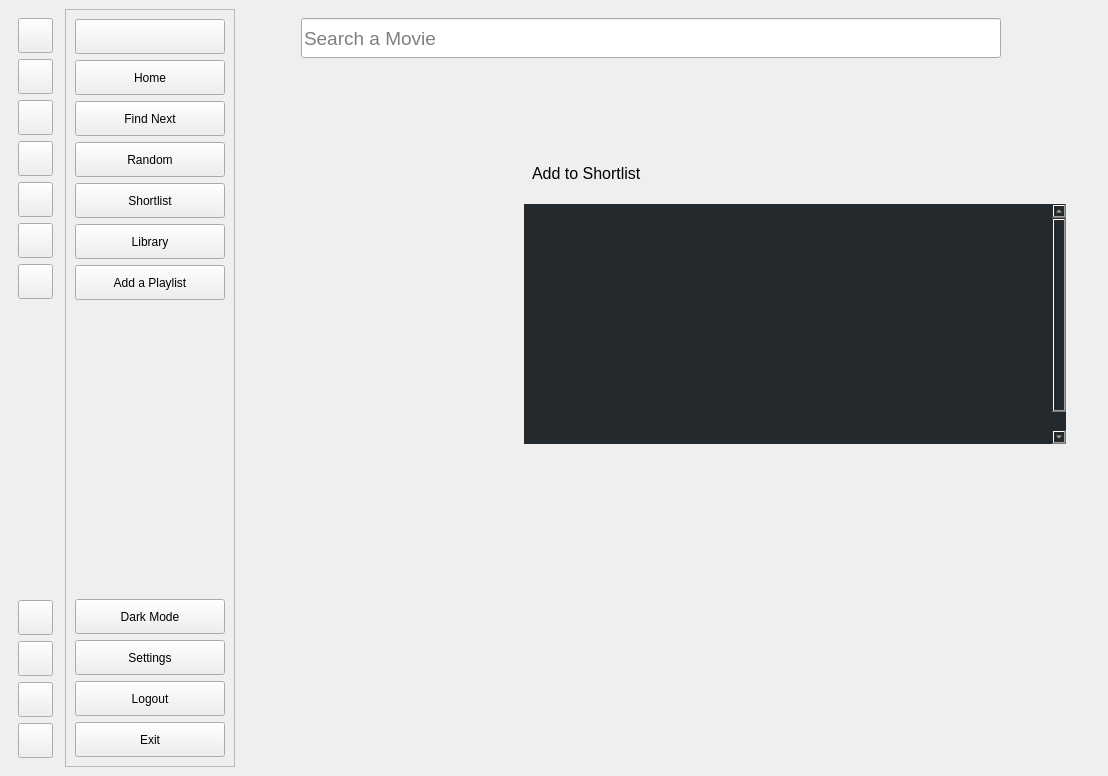
Qt form UI/ui_main.ui (lakshya076/Cinematch) before a commit.
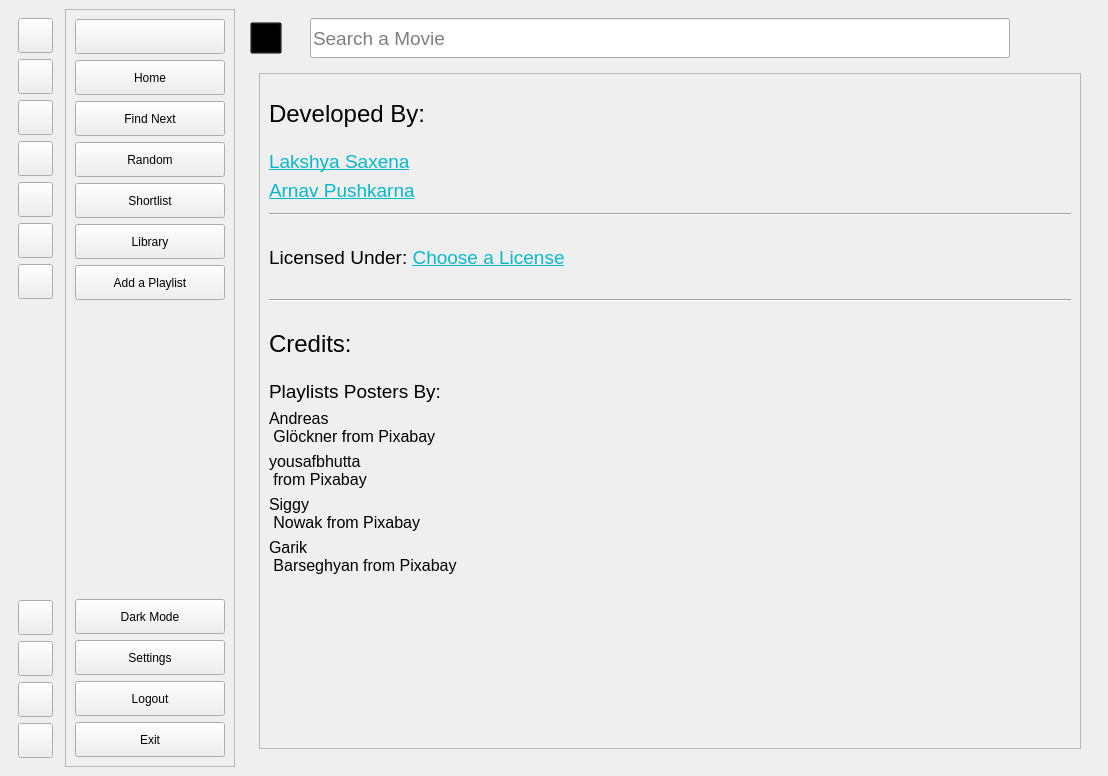
The same form after that commit. Icons and pictures are not drawn. Custom widgets are drawn as their Qt base class.

Commit message: adding credits/license

The edit to the form file:
```diff
--- a/UI/ui_main.ui
+++ b/UI/ui_main.ui
@@ -1037,6 +1037,40 @@
       <item>
        <layout class="QHBoxLayout" name="horizontalLayout">
         <item>
+            <widget class="QPushButton" name="credit_license">
+                <property name="minimumSize">
+                    <size>
+                        <width>32</width>
+                        <height>32</height>
+                    </size>
+                </property>
+                <property name="maximumSize">
+                    <size>
+                        <width>32</width>
+                        <height>32</height>
+                    </size>
+                </property>
+                <property name="cursor">
+                    <cursorShape>PointingHandCursor</cursorShape>
+                </property>
+                <property name="toolTip">
+                    <string>See Credits and License</string>
+                </property>
+                <property name="styleSheet">
+                    <string notr="true">background-color:rgba(0,0,0,0);</string>
+                </property>
+                <property name="text">
+                    <string/>
+                </property>
+                <property name="iconSize">
+                    <size>
+                        <width>24</width>
+                        <height>24</height>
+                    </size>
+                </property>
+            </widget>
+        </item>
+           <item>
          <spacer name="horizontalSpacer">
           <property name="orientation">
            <enum>Qt::Horizontal</enum>
@@ -1126,6 +1160,22 @@
           </property>
          </spacer>
         </item>
+           <item>
+               <spacer name="horizontalSpacer_9">
+                   <property name="orientation">
+                       <enum>Qt::Horizontal</enum>
+                   </property>
+                   <property name="sizeType">
+                       <enum>QSizePolicy::Fixed</enum>
+                   </property>
+                   <property name="sizeHint" stdset="0">
+                       <size>
+                           <width>20</width>
+                           <height>20</height>
+                       </size>
+                   </property>
+               </spacer>
+           </item>
        </layout>
       </item>
       <item>
@@ -1134,7 +1184,7 @@
          <string notr="true"/>
         </property>
         <property name="currentIndex">
-            <number>7</number>
+            <number>9</number>
         </property>
         <widget class="QWidget" name="home_page">
          <property name="styleSheet">
@@ -2761,6 +2811,323 @@
           </item>
          </layout>
         </widget>
+           <widget class="QWidget" name="credit_license_page">
+               <layout class="QVBoxLayout" name="verticalLayout_19">
+                   <item>
+                       <widget class="QScrollArea" name="credit_license_sa">
+                           <property name="widgetResizable">
+                               <bool>true</bool>
+                           </property>
+                           <widget class="QWidget" name="credit_license_sa_widgets">
+                               <property name="geometry">
+                                   <rect>
+                                       <x>0</x>
+                                       <y>0</y>
+                                       <width>820</width>
+                                       <height>651</height>
+                                   </rect>
+                               </property>
+                               <layout class="QVBoxLayout" name="verticalLayout_20">
+                                   <item>
+                                       <widget class="QLabel" name="label_4">
+                                           <property name="minimumSize">
+                                               <size>
+                                                   <width>0</width>
+                                                   <height>61</height>
+                                               </size>
+                                           </property>
+                                           <property name="maximumSize">
+                                               <size>
+                                                   <width>16777215</width>
+                                                   <height>61</height>
+                                               </size>
+                                           </property>
+                                           <property name="styleSheet">
+                                               <string notr="true">font:18pt;</string>
+                                           </property>
+                                           <property name="text">
+                                               <string>Developed By:</string>
+                                           </property>
+                                       </widget>
+                                   </item>
+                                   <item>
+                                       <widget class="QLabel" name="label_5">
+                                           <property name="minimumSize">
+                                               <size>
+                                                   <width>0</width>
+                                                   <height>0</height>
+                                               </size>
+                                           </property>
+                                           <property name="styleSheet">
+                                               <string notr="true">font:14pt;</string>
+                                           </property>
+                                           <property name="text">
+                                               <string>&lt;html&gt;&lt;head/&gt;&lt;body&gt;&lt;p&gt;&lt;a href=&quot;https://github.com/lakshya076&quot;&gt;&lt;span
+                                                   style=&quot; text-decoration: underline; color:#05b8cc;&quot;&gt;Lakshya
+                                                   Saxena&lt;/span&gt;&lt;/a&gt;&lt;/p&gt;&lt;/body&gt;&lt;/html&gt;
+                                               </string>
+                                           </property>
+                                           <property name="textFormat">
+                                               <enum>Qt::MarkdownText</enum>
+                                           </property>
+                                           <property name="openExternalLinks">
+                                               <bool>true</bool>
+                                           </property>
+                                       </widget>
+                                   </item>
+                                   <item>
+                                       <widget class="QLabel" name="label_6">
+                                           <property name="minimumSize">
+                                               <size>
+                                                   <width>0</width>
+                                                   <height>0</height>
+                                               </size>
+                                           </property>
+                                           <property name="styleSheet">
+                                               <string notr="true">font: 14pt;</string>
+                                           </property>
+                                           <property name="text">
+                                               <string>&lt;html&gt;&lt;head/&gt;&lt;body&gt;&lt;p&gt;&lt;a href=&quot;https://github.com/arnaav11&quot;&gt;&lt;span
+                                                   style=&quot; text-decoration: underline; color:#05b8cc;&quot;&gt;Arnav
+                                                   Pushkarna&lt;/span&gt;&lt;/a&gt;&lt;/p&gt;&lt;/body&gt;&lt;/html&gt;
+                                               </string>
+                                           </property>
+                                           <property name="textFormat">
+                                               <enum>Qt::MarkdownText</enum>
+                                           </property>
+                                           <property name="openExternalLinks">
+                                               <bool>true</bool>
+                                           </property>
+                                       </widget>
+                                   </item>
+                                   <item>
+                                       <spacer name="verticalSpacer_16">
+                                           <property name="orientation">
+                                               <enum>Qt::Vertical</enum>
+                                           </property>
+                                           <property name="sizeType">
+                                               <enum>QSizePolicy::Fixed</enum>
+                                           </property>
+                                           <property name="sizeHint" stdset="0">
+                                               <size>
+                                                   <width>20</width>
+                                                   <height>5</height>
+                                               </size>
+                                           </property>
+                                       </spacer>
+                                   </item>
+                                   <item>
+                                       <widget class="Line" name="line_5">
+                                           <property name="orientation">
+                                               <enum>Qt::Horizontal</enum>
+                                           </property>
+                                       </widget>
+                                   </item>
+                                   <item>
+                                       <spacer name="verticalSpacer_17">
+                                           <property name="orientation">
+                                               <enum>Qt::Vertical</enum>
+                                           </property>
+                                           <property name="sizeType">
+                                               <enum>QSizePolicy::Fixed</enum>
+                                           </property>
+                                           <property name="sizeHint" stdset="0">
+                                               <size>
+                                                   <width>20</width>
+                                                   <height>5</height>
+                                               </size>
+                                           </property>
+                                       </spacer>
+                                   </item>
+                                   <item>
+                                       <widget class="QLabel" name="label_9">
+                                           <property name="minimumSize">
+                                               <size>
+                                                   <width>0</width>
+                                                   <height>61</height>
+                                               </size>
+                                           </property>
+                                           <property name="styleSheet">
+                                               <string notr="true">font:14pt;</string>
+                                           </property>
+                                           <property name="text">
+                                               <string>&lt;html&gt;&lt;head/&gt;&lt;body&gt;&lt;p&gt;Licensed Under:
+                                                   &lt;a href=&quot;https://choosealicense.com/&quot;&gt;&lt;span style=&quot;
+                                                   text-decoration: underline; color:#05b8cc;&quot;&gt;Choose a License&lt;/span&gt;&lt;/a&gt;&lt;/p&gt;&lt;/body&gt;&lt;/html&gt;
+                                               </string>
+                                           </property>
+                                           <property name="textFormat">
+                                               <enum>Qt::MarkdownText</enum>
+                                           </property>
+                                           <property name="openExternalLinks">
+                                               <bool>true</bool>
+                                           </property>
+                                       </widget>
+                                   </item>
+                                   <item>
+                                       <spacer name="verticalSpacer_18">
+                                           <property name="orientation">
+                                               <enum>Qt::Vertical</enum>
+                                           </property>
+                                           <property name="sizeType">
+                                               <enum>QSizePolicy::Fixed</enum>
+                                           </property>
+                                           <property name="sizeHint" stdset="0">
+                                               <size>
+                                                   <width>20</width>
+                                                   <height>5</height>
+                                               </size>
+                                           </property>
+                                       </spacer>
+                                   </item>
+                                   <item>
+                                       <widget class="Line" name="line_6">
+                                           <property name="orientation">
+                                               <enum>Qt::Horizontal</enum>
+                                           </property>
+                                       </widget>
+                                   </item>
+                                   <item>
+                                       <spacer name="horizontalSpacer_10">
+                                           <property name="orientation">
+                                               <enum>Qt::Vertical</enum>
+                                           </property>
+                                           <property name="sizeType">
+                                               <enum>QSizePolicy::Fixed</enum>
+                                           </property>
+                                           <property name="sizeHint" stdset="0">
+                                               <size>
+                                                   <width>20</width>
+                                                   <height>5</height>
+                                               </size>
+                                           </property>
+                                       </spacer>
+                                   </item>
+                                   <item>
+                                       <widget class="QLabel" name="label_14">
+                                           <property name="minimumSize">
+                                               <size>
+                                                   <width>0</width>
+                                                   <height>61</height>
+                                               </size>
+                                           </property>
+                                           <property name="styleSheet">
+                                               <string notr="true">font:18pt;</string>
+                                           </property>
+                                           <property name="text">
+                                               <string>Credits:</string>
+                                           </property>
+                                       </widget>
+                                   </item>
+                                   <item>
+                                       <widget class="QLabel" name="label_23">
+                                           <property name="styleSheet">
+                                               <string notr="true">font:14pt;</string>
+                                           </property>
+                                           <property name="text">
+                                               <string>Playlists Posters By:</string>
+                                           </property>
+                                       </widget>
+                                   </item>
+                                   <item>
+                                       <widget class="QLabel" name="label_17">
+                                           <property name="styleSheet">
+                                               <string notr="true">font:12pt;</string>
+                                           </property>
+                                           <property name="text">
+                                               <string>&lt;html&gt;&lt;head/&gt;&lt;body&gt;&lt;p&gt;&lt;a href=&quot;https://pixabay.com/users/onkelglocke-12931647/?utm_source=link-attribution&amp;amp;utm_medium=referral&amp;amp;utm_campaign=image&amp;amp;utm_content=4609877&quot;&gt;&lt;span
+                                                   style=&quot; text-decoration: underline; color:#05b8cc;&quot;&gt;Andreas
+                                                   Glöckner&lt;/span&gt;&lt;/a&gt; from &lt;a href=&quot;https://pixabay.com//?utm_source=link-attribution&amp;amp;utm_medium=referral&amp;amp;utm_campaign=image&amp;amp;utm_content=4609877&quot;&gt;&lt;span
+                                                   style=&quot; text-decoration: underline; color:#05b8cc;&quot;&gt;Pixabay&lt;/span&gt;&lt;/a&gt;&lt;/p&gt;&lt;/body&gt;&lt;/html&gt;
+                                               </string>
+                                           </property>
+                                           <property name="textFormat">
+                                               <enum>Qt::MarkdownText</enum>
+                                           </property>
+                                           <property name="openExternalLinks">
+                                               <bool>true</bool>
+                                           </property>
+                                       </widget>
+                                   </item>
+                                   <item>
+                                       <widget class="QLabel" name="label_20">
+                                           <property name="styleSheet">
+                                               <string notr="true">font:12pt;</string>
+                                           </property>
+                                           <property name="text">
+                                               <string>&lt;html&gt;&lt;head/&gt;&lt;body&gt;&lt;p&gt;&lt;a href=&quot;https://pixabay.com/users/yousafbhutta-2933897/?utm_source=link-attribution&amp;amp;utm_medium=referral&amp;amp;utm_campaign=image&amp;amp;utm_content=7025904&quot;&gt;&lt;span
+                                                   style=&quot; text-decoration: underline; color:#05b8cc;&quot;&gt;yousafbhutta&lt;/span&gt;&lt;/a&gt;
+                                                   from &lt;a href=&quot;https://pixabay.com//?utm_source=link-attribution&amp;amp;utm_medium=referral&amp;amp;utm_campaign=image&amp;amp;utm_content=7025904&quot;&gt;&lt;span
+                                                   style=&quot; text-decoration: underline; color:#05b8cc;&quot;&gt;Pixabay&lt;/span&gt;&lt;/a&gt;&lt;/p&gt;&lt;/body&gt;&lt;/html&gt;
+                                               </string>
+                                           </property>
+                                           <property name="textFormat">
+                                               <enum>Qt::MarkdownText</enum>
+                                           </property>
+                                           <property name="openExternalLinks">
+                                               <bool>true</bool>
+                                           </property>
+                                       </widget>
+                                   </item>
+                                   <item>
+                                       <widget class="QLabel" name="label_21">
+                                           <property name="styleSheet">
+                                               <string notr="true">font:12pt;</string>
+                                           </property>
+                                           <property name="text">
+                                               <string>&lt;html&gt;&lt;head/&gt;&lt;body&gt;&lt;p&gt;&lt;a href=&quot;https://pixabay.com/users/memorycatcher-168384/?utm_source=link-attribution&amp;amp;utm_medium=referral&amp;amp;utm_campaign=image&amp;amp;utm_content=1414156&quot;&gt;&lt;span
+                                                   style=&quot; text-decoration: underline; color:#05b8cc;&quot;&gt;Siggy
+                                                   Nowak&lt;/span&gt;&lt;/a&gt; from &lt;a href=&quot;https://pixabay.com//?utm_source=link-attribution&amp;amp;utm_medium=referral&amp;amp;utm_campaign=image&amp;amp;utm_content=1414156&quot;&gt;&lt;span
+                                                   style=&quot; text-decoration: underline; color:#05b8cc;&quot;&gt;Pixabay&lt;/span&gt;&lt;/a&gt;&lt;/p&gt;&lt;/body&gt;&lt;/html&gt;
+                                               </string>
+                                           </property>
+                                           <property name="textFormat">
+                                               <enum>Qt::MarkdownText</enum>
+                                           </property>
+                                           <property name="openExternalLinks">
+                                               <bool>true</bool>
+                                           </property>
+                                       </widget>
+                                   </item>
+                                   <item>
+                                       <widget class="QLabel" name="label_22">
+                                           <property name="styleSheet">
+                                               <string notr="true">font:12pt;</string>
+                                           </property>
+                                           <property name="text">
+                                               <string>&lt;html&gt;&lt;head/&gt;&lt;body&gt;&lt;p&gt;&lt;a href=&quot;https://pixabay.com/users/insspirito-1851261/?utm_source=link-attribution&amp;amp;utm_medium=referral&amp;amp;utm_campaign=image&amp;amp;utm_content=8314422&quot;&gt;&lt;span
+                                                   style=&quot; text-decoration: underline; color:#05b8cc;&quot;&gt;Garik
+                                                   Barseghyan&lt;/span&gt;&lt;/a&gt; from &lt;a href=&quot;https://pixabay.com//?utm_source=link-attribution&amp;amp;utm_medium=referral&amp;amp;utm_campaign=image&amp;amp;utm_content=8314422&quot;&gt;&lt;span
+                                                   style=&quot; text-decoration: underline; color:#05b8cc;&quot;&gt;Pixabay&lt;/span&gt;&lt;/a&gt;&lt;/p&gt;&lt;/body&gt;&lt;/html&gt;
+                                               </string>
+                                           </property>
+                                           <property name="textFormat">
+                                               <enum>Qt::MarkdownText</enum>
+                                           </property>
+                                           <property name="openExternalLinks">
+                                               <bool>true</bool>
+                                           </property>
+                                       </widget>
+                                   </item>
+                                   <item>
+                                       <spacer name="verticalSpacer_6">
+                                           <property name="orientation">
+                                               <enum>Qt::Vertical</enum>
+                                           </property>
+                                           <property name="sizeHint" stdset="0">
+                                               <size>
+                                                   <width>20</width>
+                                                   <height>40</height>
+                                               </size>
+                                           </property>
+                                       </spacer>
+                                   </item>
+                               </layout>
+                           </widget>
+                       </widget>
+                   </item>
+               </layout>
+           </widget>
        </widget>
       </item>
      </layout>
```
Left out of the diff: 14 changed lines with no effect on the pictures. The commit also changes 3 other files.
